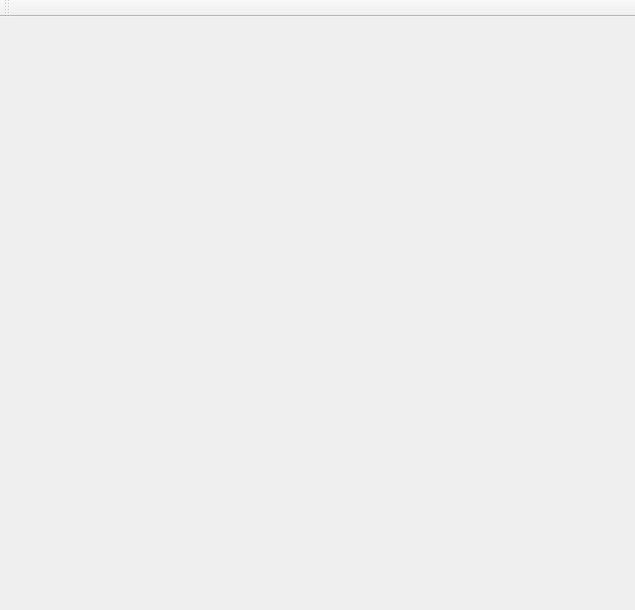
halilgithub/expense_tracker, file mainwindow.ui: the form before one commit.
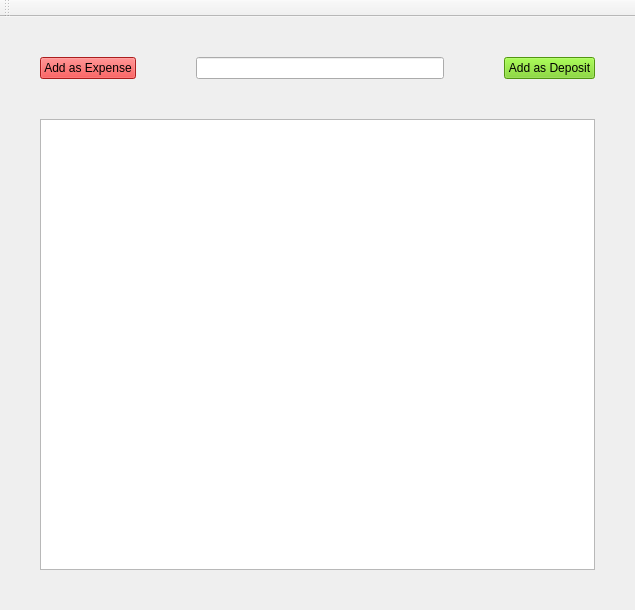
The form after the commit.

Commit message: customized the main window

What changed in the file:
```diff
--- a/mainwindow.ui
+++ b/mainwindow.ui
@@ -13,7 +13,80 @@
   <property name="windowTitle">
    <string>Expense Tracker</string>
   </property>
-  <widget class="QWidget" name="centralwidget"/>
+  <widget class="QWidget" name="centralwidget">
+   <property name="sizePolicy">
+    <sizepolicy hsizetype="Preferred" vsizetype="Preferred">
+     <horstretch>0</horstretch>
+     <verstretch>0</verstretch>
+    </sizepolicy>
+   </property>
+   <layout class="QVBoxLayout" name="verticalLayout" stretch="0,0">
+    <property name="spacing">
+     <number>40</number>
+    </property>
+    <property name="sizeConstraint">
+     <enum>QLayout::SetDefaultConstraint</enum>
+    </property>
+    <property name="leftMargin">
+     <number>40</number>
+    </property>
+    <property name="topMargin">
+     <number>40</number>
+    </property>
+    <property name="rightMargin">
+     <number>40</number>
+    </property>
+    <property name="bottomMargin">
+     <number>40</number>
+    </property>
+    <item>
+     <layout class="QHBoxLayout" name="horizontalLayout">
+      <property name="spacing">
+       <number>60</number>
+      </property>
+      <item>
+       <widget class="QPushButton" name="getExpenseButton">
+        <property name="enabled">
+         <bool>true</bool>
+        </property>
+        <property name="styleSheet">
+         <string notr="true">background-color: rgb(239, 41, 41);</string>
+        </property>
+        <property name="text">
+         <string>Add as Expense</string>
+        </property>
+       </widget>
+      </item>
+      <item>
+       <widget class="QLineEdit" name="amountText">
+        <property name="layoutDirection">
+         <enum>Qt::LeftToRight</enum>
+        </property>
+        <property name="cursorPosition">
+         <number>0</number>
+        </property>
+        <property name="alignment">
+         <set>Qt::AlignCenter</set>
+        </property>
+       </widget>
+      </item>
+      <item>
+       <widget class="QPushButton" name="getDepositButton">
+        <property name="styleSheet">
+         <string notr="true">background-color: rgb(115, 210, 22);</string>
+        </property>
+        <property name="text">
+         <string>Add as Deposit</string>
+        </property>
+       </widget>
+      </item>
+     </layout>
+    </item>
+    <item>
+     <widget class="QListWidget" name="listWidget"/>
+    </item>
+   </layout>
+  </widget>
   <widget class="QToolBar" name="toolBar">
    <property name="windowTitle">
     <string>toolBar</string>
```
The commit also changes 1 other file.
